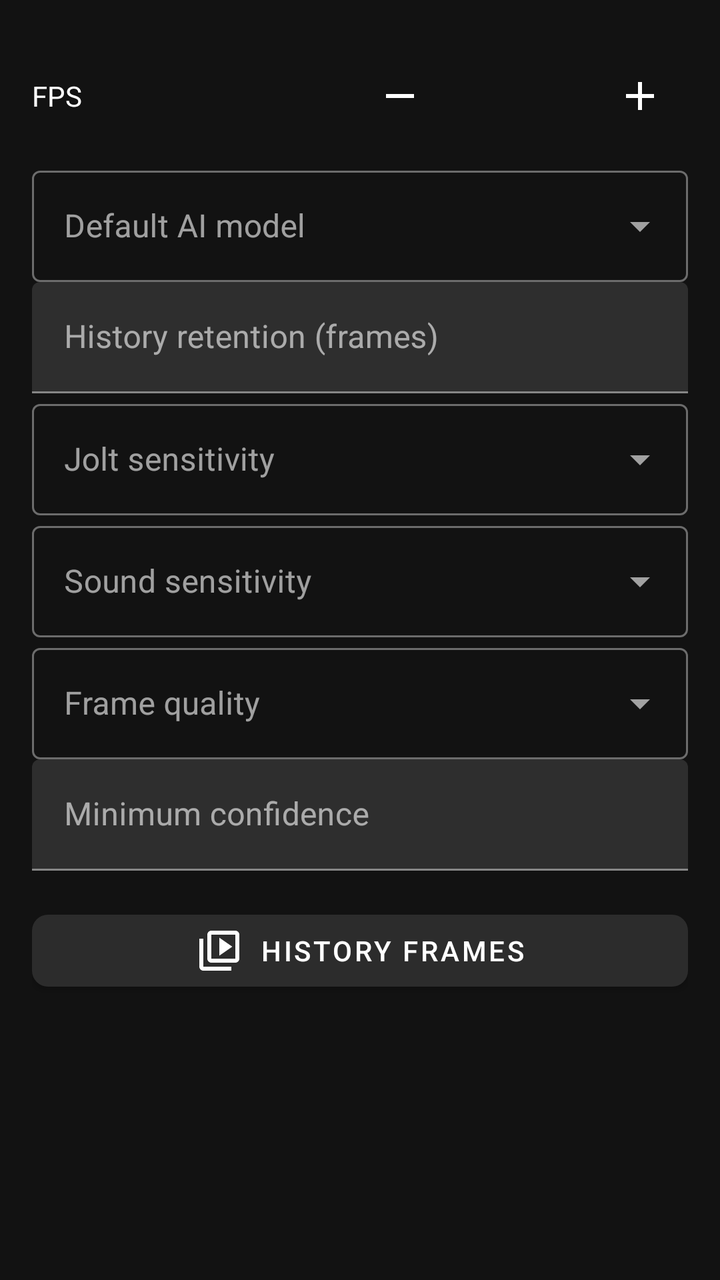
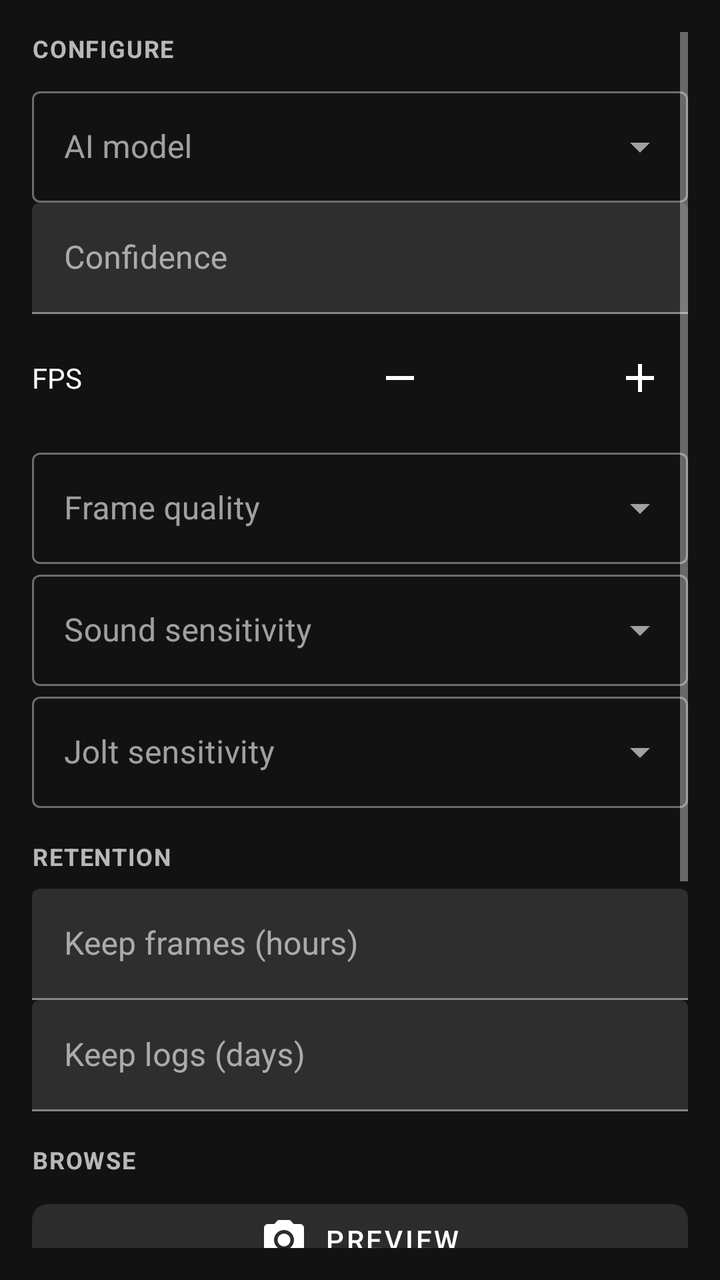

Compare the two renders of this Android layout. The source of the first and the diff that turns it into the second are given below.
<!-- AndroidManifest.xml: application theme Theme.Dogan -->
<!-- res/layout/section_watchman.xml -->
<?xml version="1.0" encoding="utf-8"?>
<ScrollView xmlns:android="http://schemas.android.com/apk/res/android"
    xmlns:app="http://schemas.android.com/apk/res-auto"
    android:layout_width="match_parent"
    android:layout_height="match_parent"
    android:fillViewport="true"
    android:padding="16dp">

    <LinearLayout
        android:layout_width="match_parent"
        android:layout_height="wrap_content"
        android:orientation="vertical">

        <include
            android:id="@+id/fpsStepper"
            layout="@layout/include_fps_stepper" />

        <com.google.android.material.textfield.TextInputLayout
            style="@style/Widget.MaterialComponents.TextInputLayout.OutlinedBox.ExposedDropdownMenu"
            android:layout_width="match_parent"
            android:layout_height="wrap_content"
            android:hint="@string/ai_model">
            <AutoCompleteTextView
                android:id="@+id/aiModelInput"
                android:layout_width="match_parent"
                android:layout_height="wrap_content"
                android:inputType="none" />
        </com.google.android.material.textfield.TextInputLayout>

        <com.google.android.material.textfield.TextInputLayout
            android:layout_width="match_parent"
            android:layout_height="wrap_content"
            android:hint="@string/history_retention_frames">
            <com.google.android.material.textfield.TextInputEditText
                android:id="@+id/historyRetentionInput"
                android:layout_width="match_parent"
                android:layout_height="wrap_content"
                android:inputType="number" />
        </com.google.android.material.textfield.TextInputLayout>

        <com.google.android.material.textfield.TextInputLayout
            style="@style/Widget.MaterialComponents.TextInputLayout.OutlinedBox.ExposedDropdownMenu"
            android:layout_width="match_parent"
            android:layout_height="wrap_content"
            android:hint="@string/jolt_sensitivity">
            <AutoCompleteTextView
                android:id="@+id/joltSensitivityInput"
                android:layout_width="match_parent"
                android:layout_height="wrap_content"
                android:inputType="none" />
        </com.google.android.material.textfield.TextInputLayout>

        <com.google.android.material.textfield.TextInputLayout
            style="@style/Widget.MaterialComponents.TextInputLayout.OutlinedBox.ExposedDropdownMenu"
            android:layout_width="match_parent"
            android:layout_height="wrap_content"
            android:hint="@string/sound_sensitivity">
            <AutoCompleteTextView
                android:id="@+id/soundSensitivityInput"
                android:layout_width="match_parent"
                android:layout_height="wrap_content"
                android:inputType="none" />
        </com.google.android.material.textfield.TextInputLayout>

        <com.google.android.material.textfield.TextInputLayout
            style="@style/Widget.MaterialComponents.TextInputLayout.OutlinedBox.ExposedDropdownMenu"
            android:layout_width="match_parent"
            android:layout_height="wrap_content"
            android:hint="@string/frame_quality">
            <AutoCompleteTextView
                android:id="@+id/frameQualityInput"
                android:layout_width="match_parent"
                android:layout_height="wrap_content"
                android:inputType="none" />
        </com.google.android.material.textfield.TextInputLayout>

        <com.google.android.material.textfield.TextInputLayout
            android:layout_width="match_parent"
            android:layout_height="wrap_content"
            android:hint="@string/min_confidence">
            <com.google.android.material.textfield.TextInputEditText
                android:id="@+id/minConfidenceInput"
                android:layout_width="match_parent"
                android:layout_height="wrap_content"
                android:inputType="numberDecimal" />
        </com.google.android.material.textfield.TextInputLayout>

        <com.google.android.material.button.MaterialButton
            android:id="@+id/historyFramesBtn"
            style="@style/Widget.Dogan.Button"
            android:layout_width="match_parent"
            android:layout_height="wrap_content"
            android:layout_marginTop="16dp"
            android:text="@string/history_frames"
            app:icon="@drawable/ic_history" />
    </LinearLayout>
</ScrollView>
<!-- res/layout/include_fps_stepper.xml (included above) -->
<?xml version="1.0" encoding="utf-8"?>
<LinearLayout xmlns:android="http://schemas.android.com/apk/res/android"
    xmlns:app="http://schemas.android.com/apk/res-auto"
    android:layout_width="match_parent"
    android:layout_height="wrap_content"
    android:gravity="center_vertical"
    android:orientation="horizontal"
    android:paddingTop="8dp"
    android:paddingBottom="8dp">

    <TextView
        android:layout_width="0dp"
        android:layout_height="wrap_content"
        android:layout_weight="1"
        android:text="@string/fps_label"
        android:textColor="@color/dogan_on_surface" />

    <ImageButton
        android:id="@+id/fpsMinusBtn"
        android:layout_width="48dp"
        android:layout_height="48dp"
        android:background="?attr/selectableItemBackgroundBorderless"
        android:contentDescription="@string/fps_decrease"
        android:src="@drawable/ic_remove"
        app:tint="@color/dogan_on_surface" />

    <TextView
        android:id="@+id/fpsValueTxt"
        android:layout_width="72dp"
        android:layout_height="wrap_content"
        android:gravity="center"
        android:textColor="@color/dogan_on_surface"
        android:textSize="16sp" />

    <ImageButton
        android:id="@+id/fpsPlusBtn"
        android:layout_width="48dp"
        android:layout_height="48dp"
        android:background="?attr/selectableItemBackgroundBorderless"
        android:contentDescription="@string/fps_increase"
        android:src="@drawable/ic_add"
        app:tint="@color/dogan_on_surface" />
</LinearLayout>
<!-- resources referenced by this layout -->
<resources>
  <color name="dogan_on_surface">#FFFFFF</color>
  <!-- drawable ic_add (drawable) -->
  <?xml version="1.0" encoding="utf-8"?>
  <vector xmlns:android="http://schemas.android.com/apk/res/android"
      android:width="24dp"
      android:height="24dp"
      android:viewportWidth="24"
      android:viewportHeight="24">
      <path
          android:fillColor="#FFFFFF"
          android:pathData="M19,13h-6v6h-2v-6H5v-2h6V5h2v6h6v2z" />
  </vector>
  <!-- drawable ic_remove (drawable) -->
  <?xml version="1.0" encoding="utf-8"?>
  <vector xmlns:android="http://schemas.android.com/apk/res/android"
      android:width="24dp"
      android:height="24dp"
      android:viewportWidth="24"
      android:viewportHeight="24">
      <path
          android:fillColor="#FFFFFF"
          android:pathData="M19,13H5v-2h14v2z" />
  </vector>
  <string name="ai_model">Default AI model</string>
  <string name="fps_decrease">Decrease FPS</string>
  <string name="fps_increase">Increase FPS</string>
  <string name="fps_label">FPS</string>
  <string name="frame_quality">Frame quality</string>
  <string name="history_frames">History frames</string>
  <string name="history_retention_frames">History retention (frames)</string>
  <string name="jolt_sensitivity">Jolt sensitivity</string>
  <string name="min_confidence">Minimum confidence</string>
  <string name="sound_sensitivity">Sound sensitivity</string>
  <color name="dogan_surface_elevated">#2C2C2C</color>
  <color name="dogan_primary_dark">#1B5E20</color>
  <color name="dogan_primary">#2E7D32</color>
  <color name="dogan_on_primary">#FFFFFF</color>
  <color name="dogan_surface">#121212</color>
  <color name="dogan_on_surface_secondary">#B3FFFFFF</color>
  <!-- unchanged entries left out for length: 3 -->
</resources>

<!-- the commit's change to res/layout/section_watchman.xml (unified diff, before → after) -->
@@ -11,6 +11,36 @@
         android:layout_height="wrap_content"
         android:orientation="vertical">
 
+        <TextView
+            style="@style/Widget.Dogan.SectionHeader"
+            android:layout_width="match_parent"
+            android:layout_height="wrap_content"
+            android:layout_marginTop="0dp"
+            android:text="@string/section_configure" />
+
+        <com.google.android.material.textfield.TextInputLayout
+            style="@style/Widget.MaterialComponents.TextInputLayout.OutlinedBox.ExposedDropdownMenu"
+            android:layout_width="match_parent"
+            android:layout_height="wrap_content"
+            android:hint="@string/ai_model">
+            <AutoCompleteTextView
+                android:id="@+id/aiModelInput"
+                android:layout_width="match_parent"
+                android:layout_height="wrap_content"
+                android:inputType="none" />
+        </com.google.android.material.textfield.TextInputLayout>
+
+        <com.google.android.material.textfield.TextInputLayout
+            android:layout_width="match_parent"
+            android:layout_height="wrap_content"
+            android:hint="@string/min_confidence">
+            <com.google.android.material.textfield.TextInputEditText
+                android:id="@+id/minConfidenceInput"
+                android:layout_width="match_parent"
+                android:layout_height="wrap_content"
+                android:inputType="numberDecimal" />
+        </com.google.android.material.textfield.TextInputLayout>
+
         <include
             android:id="@+id/fpsStepper"
             layout="@layout/include_fps_stepper" />
@@ -19,80 +49,119 @@
             style="@style/Widget.MaterialComponents.TextInputLayout.OutlinedBox.ExposedDropdownMenu"
             android:layout_width="match_parent"
             android:layout_height="wrap_content"
-            android:hint="@string/ai_model">
-            <AutoCompleteTextView
-                android:id="@+id/aiModelInput"
-                android:layout_width="match_parent"
-                android:layout_height="wrap_content"
-                android:inputType="none" />
-        </com.google.android.material.textfield.TextInputLayout>
-
-        <com.google.android.material.textfield.TextInputLayout
-            android:layout_width="match_parent"
-            android:layout_height="wrap_content"
-            android:hint="@string/history_retention_frames">
+            android:hint="@string/frame_quality">
+            <AutoCompleteTextView
+                android:id="@+id/frameQualityInput"
+                android:layout_width="match_parent"
+                android:layout_height="wrap_content"
+                android:inputType="none" />
+        </com.google.android.material.textfield.TextInputLayout>
+
+        <com.google.android.material.textfield.TextInputLayout
+            style="@style/Widget.MaterialComponents.TextInputLayout.OutlinedBox.ExposedDropdownMenu"
+            android:layout_width="match_parent"
+            android:layout_height="wrap_content"
+            android:hint="@string/sound_sensitivity">
+            <AutoCompleteTextView
+                android:id="@+id/soundSensitivityInput"
+                android:layout_width="match_parent"
+                android:layout_height="wrap_content"
+                android:inputType="none" />
+        </com.google.android.material.textfield.TextInputLayout>
+
+        <com.google.android.material.textfield.TextInputLayout
+            style="@style/Widget.MaterialComponents.TextInputLayout.OutlinedBox.ExposedDropdownMenu"
+            android:layout_width="match_parent"
+            android:layout_height="wrap_content"
+            android:hint="@string/jolt_sensitivity">
+            <AutoCompleteTextView
+                android:id="@+id/joltSensitivityInput"
+                android:layout_width="match_parent"
+                android:layout_height="wrap_content"
+                android:inputType="none" />
+        </com.google.android.material.textfield.TextInputLayout>
+
+        <TextView
+            style="@style/Widget.Dogan.SectionHeader"
+            android:layout_width="match_parent"
+            android:layout_height="wrap_content"
+            android:text="@string/section_retention" />
+
+        <com.google.android.material.textfield.TextInputLayout
+            android:layout_width="match_parent"
+            android:layout_height="wrap_content"
+            android:hint="@string/keep_frames_hours">
             <com.google.android.material.textfield.TextInputEditText
-                android:id="@+id/historyRetentionInput"
+                android:id="@+id/keepFramesInput"
                 android:layout_width="match_parent"
                 android:layout_height="wrap_content"
                 android:inputType="number" />
         </com.google.android.material.textfield.TextInputLayout>
 
         <com.google.android.material.textfield.TextInputLayout
-            style="@style/Widget.MaterialComponents.TextInputLayout.OutlinedBox.ExposedDropdownMenu"
-            android:layout_width="match_parent"
-            android:layout_height="wrap_content"
-            android:hint="@string/jolt_sensitivity">
-            <AutoCompleteTextView
-                android:id="@+id/joltSensitivityInput"
-                android:layout_width="match_parent"
-                android:layout_height="wrap_content"
-                android:inputType="none" />
-        </com.google.android.material.textfield.TextInputLayout>
-
-        <com.google.android.material.textfield.TextInputLayout
-            style="@style/Widget.MaterialComponents.TextInputLayout.OutlinedBox.ExposedDropdownMenu"
-            android:layout_width="match_parent"
-            android:layout_height="wrap_content"
-            android:hint="@string/sound_sensitivity">
-            <AutoCompleteTextView
-                android:id="@+id/soundSensitivityInput"
-                android:layout_width="match_parent"
-                android:layout_height="wrap_content"
-                android:inputType="none" />
-        </com.google.android.material.textfield.TextInputLayout>
-
-        <com.google.android.material.textfield.TextInputLayout
-            style="@style/Widget.MaterialComponents.TextInputLayout.OutlinedBox.ExposedDropdownMenu"
-            android:layout_width="match_parent"
-            android:layout_height="wrap_content"
-            android:hint="@string/frame_quality">
-            <AutoCompleteTextView
-                android:id="@+id/frameQualityInput"
-                android:layout_width="match_parent"
-                android:layout_height="wrap_content"
-                android:inputType="none" />
-        </com.google.android.material.textfield.TextInputLayout>
-
-        <com.google.android.material.textfield.TextInputLayout
-            android:layout_width="match_parent"
-            android:layout_height="wrap_content"
-            android:hint="@string/min_confidence">
+            android:layout_width="match_parent"
+            android:layout_height="wrap_content"
+            android:hint="@string/log_retention_days">
             <com.google.android.material.textfield.TextInputEditText
-                android:id="@+id/minConfidenceInput"
-                android:layout_width="match_parent"
-                android:layout_height="wrap_content"
-                android:inputType="numberDecimal" />
-        </com.google.android.material.textfield.TextInputLayout>
+                android:id="@+id/logRetentionInput"
+                android:layout_width="match_parent"
+                android:layout_height="wrap_content"
+                android:inputType="number" />
+        </com.google.android.material.textfield.TextInputLayout>
+
+        <TextView
+            style="@style/Widget.Dogan.SectionHeader"
+            android:layout_width="match_parent"
+            android:layout_height="wrap_content"
+            android:text="@string/section_browse" />
+
+        <com.google.android.material.button.MaterialButton
+            android:id="@+id/previewBtn"
+            style="@style/Widget.Dogan.Button"
+            android:layout_width="match_parent"
+            android:layout_height="wrap_content"
+            android:text="@string/preview_button"
+            app:icon="@drawable/ic_camera" />
 
         <com.google.android.material.button.MaterialButton
             android:id="@+id/historyFramesBtn"
             style="@style/Widget.Dogan.Button"
             android:layout_width="match_parent"
             android:layout_height="wrap_content"
-            android:layout_marginTop="16dp"
-            android:text="@string/history_frames"
+            android:layout_marginTop="8dp"
+            android:text="@string/history_button"
             app:icon="@drawable/ic_history" />
+
+        <com.google.android.material.button.MaterialButton
+            android:id="@+id/logsBtn"
+            style="@style/Widget.Dogan.Button"
+            android:layout_width="match_parent"
+            android:layout_height="wrap_content"
+            android:layout_marginTop="8dp"
+            android:text="@string/logs_title"
+            app:icon="@drawable/ic_logs" />
+
+        <TextView
+            style="@style/Widget.Dogan.SectionHeader"
+            android:layout_width="match_parent"
+            android:layout_height="wrap_content"
+            android:text="@string/section_danger" />
+
+        <com.google.android.material.button.MaterialButton
+            android:id="@+id/flushHistoryBtn"
+            style="@style/Widget.Dogan.Button"
+            android:layout_width="match_parent"
+            android:layout_height="wrap_content"
+            android:text="@string/flush_history" />
+
+        <com.google.android.material.button.MaterialButton
+            android:id="@+id/flushLogsBtn"
+            style="@style/Widget.Dogan.Button"
+            android:layout_width="match_parent"
+            android:layout_height="wrap_content"
+            android:layout_marginTop="8dp"
+            android:layout_marginBottom="16dp"
+            android:text="@string/flush_logs" />
     </LinearLayout>
 </ScrollView>
 <!-- res/layout/include_fps_stepper.xml (included above) -->
<!-- resource entries referenced after the edit -->
@@ -12,6 +12,31 @@
           android:fillColor="#FFFFFF"
           android:pathData="M19,13h-6v6h-2v-6H5v-2h6V5h2v6h6v2z" />
   </vector>
+  <!-- drawable ic_camera (drawable) -->
+  <?xml version="1.0" encoding="utf-8"?>
+  <vector xmlns:android="http://schemas.android.com/apk/res/android"
+      android:width="24dp"
+      android:height="24dp"
+      android:viewportWidth="24"
+      android:viewportHeight="24">
+      <path
+          android:fillColor="#FFFFFF"
+          android:pathData="M12,12m-3.2,0a3.2,3.2 0,1 1,6.4 0a3.2,3.2 0,1 1,-6.4 0" />
+      <path
+          android:fillColor="#FFFFFF"
+          android:pathData="M9,2L7.17,4H4c-1.1,0 -2,0.9 -2,2v12c0,1.1 0.9,2 2,2h16c1.1,0 2,-0.9 2,-2V6c0,-1.1 -0.9,-2 -2,-2h-3.17L15,2H9zM12,17c-2.76,0 -5,-2.24 -5,-5s2.24,-5 5,-5 5,2.24 5,5 -2.24,5 -5,5z" />
+  </vector>
+  <!-- drawable ic_logs (drawable) -->
+  <?xml version="1.0" encoding="utf-8"?>
+  <vector xmlns:android="http://schemas.android.com/apk/res/android"
+      android:width="24dp"
+      android:height="24dp"
+      android:viewportWidth="24"
+      android:viewportHeight="24">
+      <path
+          android:fillColor="#FFFFFF"
+          android:pathData="M20,2H4c-1.1,0 -2,0.9 -2,2v12c0,1.1 0.9,2 2,2h4l4,4 4,-4h4c1.1,0 2,-0.9 2,-2V4c0,-1.1 -0.9,-2 -2,-2zM9,11H7V9h2v2zM13,11h-2V9h2v2zM17,11h-2V9h2v2z" />
+  </vector>
   <!-- drawable ic_remove (drawable) -->
   <?xml version="1.0" encoding="utf-8"?>
   <vector xmlns:android="http://schemas.android.com/apk/res/android"
@@ -23,16 +48,34 @@
           android:fillColor="#FFFFFF"
           android:pathData="M19,13H5v-2h14v2z" />
   </vector>
-  <string name="ai_model">Default AI model</string>
+  <string name="ai_model">AI model</string>
+  <string name="flush_history">Flush history</string>
+  <string name="flush_logs">Flush Disk for Logs</string>
   <string name="fps_decrease">Decrease FPS</string>
   <string name="fps_increase">Increase FPS</string>
   <string name="fps_label">FPS</string>
   <string name="frame_quality">Frame quality</string>
-  <string name="history_frames">History frames</string>
-  <string name="history_retention_frames">History retention (frames)</string>
+  <string name="history_button">History</string>
   <string name="jolt_sensitivity">Jolt sensitivity</string>
-  <string name="min_confidence">Minimum confidence</string>
+  <string name="keep_frames_hours">Keep frames (hours)</string>
+  <string name="log_retention_days">Keep logs (days)</string>
+  <string name="logs_title">Logs</string>
+  <string name="min_confidence">Confidence</string>
+  <string name="preview_button">Preview</string>
+  <string name="section_browse">Browse</string>
+  <string name="section_configure">Configure</string>
+  <string name="section_danger">Danger</string>
+  <string name="section_retention">Retention</string>
   <string name="sound_sensitivity">Sound sensitivity</string>
+  <style name="Widget.Dogan.SectionHeader" parent="@android:style/Widget.TextView">
+          <item name="android:layout_marginTop">16dp</item>
+          <item name="android:layout_marginBottom">8dp</item>
+          <item name="android:letterSpacing">0.05</item>
+          <item name="android:textAllCaps">true</item>
+          <item name="android:textColor">@color/dogan_on_surface_secondary</item>
+          <item name="android:textSize">12sp</item>
+          <item name="android:textStyle">bold</item>
+      </style>
   <color name="dogan_surface_elevated">#2C2C2C</color>
   <color name="dogan_primary_dark">#1B5E20</color>
   <color name="dogan_primary">#2E7D32</color>
